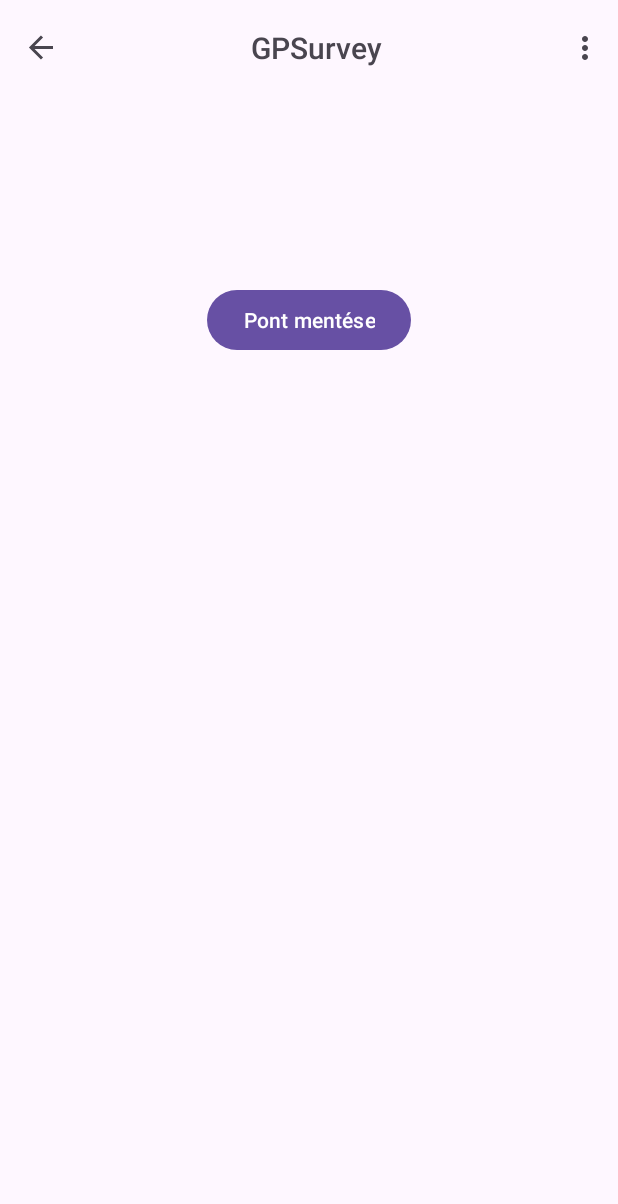
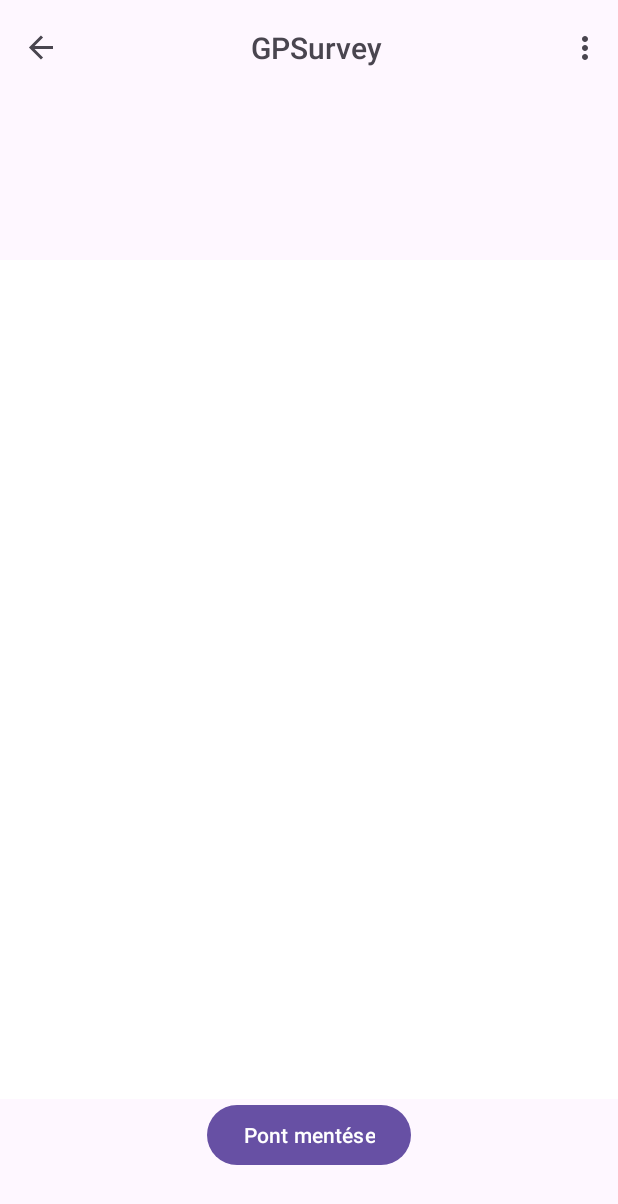
Before and after one commit to davidgiczi/GPSSurvey, an Android app: the MeasFragment screen opened through its navigation route, on a phone screen of 412 x 824 dp. Shown: the top 1204 px of the screen. Run offline under Robolectric (Android 15) with nearby library versions, the phone set to English and light mode, and no system bars; our stand-ins replace navigation-ui.

Commit message:
MeasPoint

```diff
--- a/app/src/main/java/com/david/giczi/gpsurvey/MainActivity.java
+++ b/app/src/main/java/com/david/giczi/gpsurvey/MainActivity.java
@@ -232,7 +232,7 @@
             PRE_MEAS_POINT.clear();
             MeasFragment.IS_SAVE_POINT = false;
             Toast.makeText(this,
-                    MEAS_POINT_LIST.size() + ". pont mentve.", Toast.LENGTH_SHORT).show();
+                    MEAS_POINT_LIST.size() + ". pont mentve", Toast.LENGTH_SHORT).show();
         }
     }
 
--- a/app/src/main/java/com/david/giczi/gpsurvey/MeasFragment.java
+++ b/app/src/main/java/com/david/giczi/gpsurvey/MeasFragment.java
@@ -2,6 +2,7 @@
 
 import android.graphics.Bitmap;
 import android.graphics.Canvas;
+import android.graphics.Color;
 import android.graphics.Paint;
 import android.os.Bundle;
 import android.view.LayoutInflater;
@@ -42,9 +43,12 @@
         MeasFragment.MM = (float) (Math.sqrt(Math.pow(getResources().getDisplayMetrics().widthPixels, 2) +
                 Math.pow(getResources().getDisplayMetrics().heightPixels, 2)) / 140F);
         this.bitmap = Bitmap.createBitmap(getResources().getDisplayMetrics().widthPixels,
-                getResources().getDisplayMetrics().heightPixels, Bitmap.Config.ARGB_8888);
+                (int) (85 * MM), Bitmap.Config.ARGB_8888);
         this.canvas = new Canvas(bitmap);
         this.paint = new Paint();
+        paint.setAntiAlias(true);
+        canvas.drawColor(Color.WHITE);
+        binding.drawingMeasuredPoint.setImageBitmap(bitmap);
         return binding.getRoot();
     }
 
@@ -55,9 +59,16 @@
             @Override
             public void onClick(View view) {
                 IS_SAVE_POINT = true;
+                //displayMeasuredPointData();
             }
         });
     }
+
+    private void displayMeasuredPointData(){
+        transformMeasPoints();
+
+    }
+
     private void transformMeasPoints(){
         transformedMeasPointStore = new ArrayList<>();
         double Y = MainActivity.MEAS_POINT_LIST.get(0).getY();
--- a/app/src/main/res/layout/fragment_meas.xml
+++ b/app/src/main/res/layout/fragment_meas.xml
@@ -6,21 +6,20 @@
     android:layout_height="match_parent"
     tools:context=".MeasFragment">
 
+
     <androidx.constraintlayout.widget.ConstraintLayout
-        android:id="@+id/measlayout"
         android:layout_width="match_parent"
-        android:layout_height="match_parent"
-        android:padding="16dp">
+        android:layout_height="match_parent">
 
         <Button
             android:id="@+id/button_second"
             android:layout_width="wrap_content"
             android:layout_height="wrap_content"
+            android:layout_marginTop="10dp"
             android:text="@string/save_point"
-            app:layout_constraintBottom_toTopOf="@id/eov_data"
+            app:layout_constraintBottom_toBottomOf="parent"
             app:layout_constraintEnd_toEndOf="parent"
-            app:layout_constraintStart_toStartOf="parent"
-            app:layout_constraintTop_toTopOf="parent" />
+            app:layout_constraintStart_toStartOf="parent" />
 
         <TextView
             android:id="@+id/eov_data"
@@ -31,5 +30,17 @@
             app:layout_constraintEnd_toEndOf="parent"
             app:layout_constraintStart_toStartOf="parent"
             app:layout_constraintTop_toBottomOf="@id/button_second" />
+
+        <ImageView
+            android:id="@+id/drawing_measured_point"
+            android:layout_width="wrap_content"
+            android:layout_height="wrap_content"
+            android:layout_centerInParent="true"
+            app:layout_constraintBottom_toTopOf="@+id/button_second"
+            app:layout_constraintEnd_toEndOf="parent"
+            app:layout_constraintStart_toStartOf="parent"
+            app:layout_constraintTop_toTopOf="parent"
+            android:contentDescription="@string/measured_data" />
+
     </androidx.constraintlayout.widget.ConstraintLayout>
 </androidx.core.widget.NestedScrollView>
--- a/app/src/main/res/values/strings.xml
+++ b/app/src/main/res/values/strings.xml
@@ -20,4 +20,5 @@
     <string name="save_point">Pont mentése</string>
     <string name="eov">EOV:</string>
     <string name="dot_symbol">🌏</string>
+    <string name="measured_data">MeasuredPoints</string>
 </resources>
```
